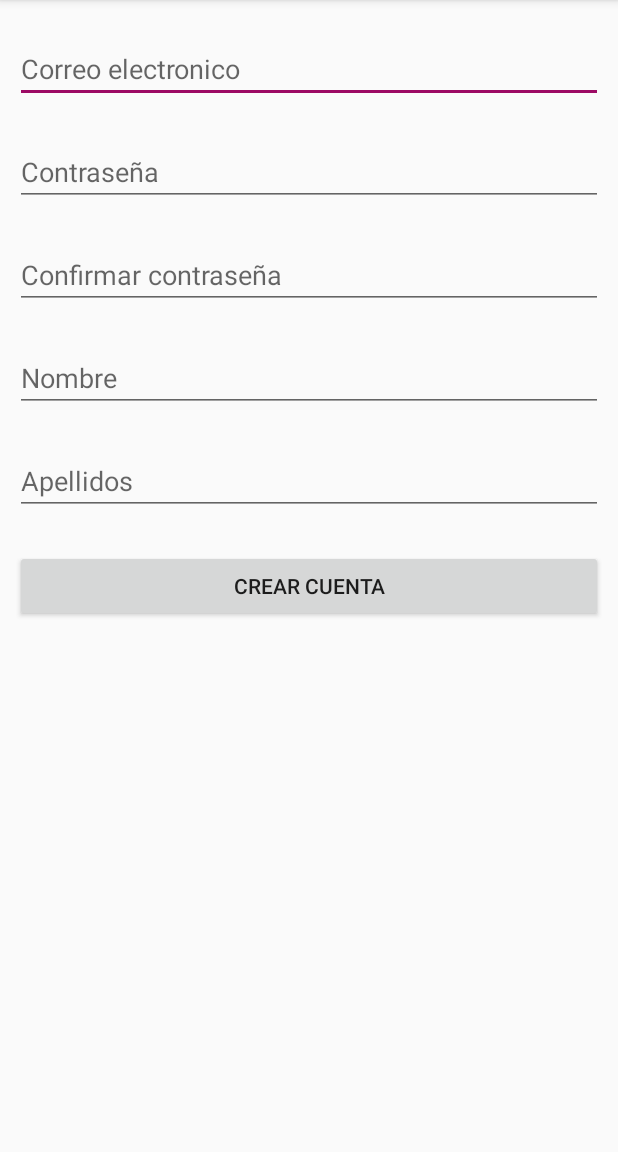
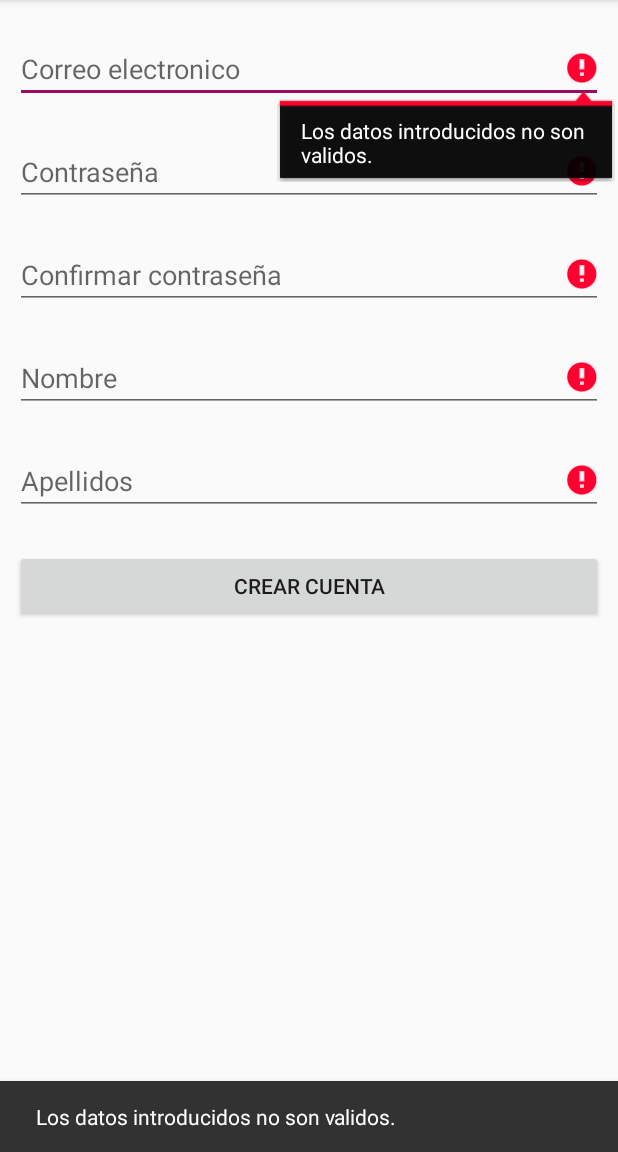
Before and after one commit to IanMendozaJaimes/SuperTT, an Android app: the SignInActivity screen opened directly, with no data from a screen before it, after a tap on "CREAR CUENTA", on a phone screen of 412 x 824 dp, the part 84-1236 px from its top. Run offline under Robolectric (Android 15) with nearby library versions, the light colour scheme and no system bars; our stand-ins replace ButterKnife.

```diff
--- a/SuperTTApp/app/src/main/java/com/equipo/superttapp/users/interactor/UserInteractor.java
+++ b/SuperTTApp/app/src/main/java/com/equipo/superttapp/users/interactor/UserInteractor.java
@@ -1,8 +1,10 @@
 package com.equipo.superttapp.users.interactor;
 
+import com.equipo.superttapp.users.model.SignInFormModel;
 import com.equipo.superttapp.users.model.LoginFormModel;
 
 public interface UserInteractor {
     LoginFormModel logIn(LoginFormModel loginFormModel);
     LoginFormModel sendEmail(LoginFormModel loginFormModel);
+    SignInFormModel createAccount(SignInFormModel signInFormModel);
 }
--- a/SuperTTApp/app/src/main/java/com/equipo/superttapp/users/interactor/UserInteractorImpl.java
+++ b/SuperTTApp/app/src/main/java/com/equipo/superttapp/users/interactor/UserInteractorImpl.java
@@ -1,6 +1,7 @@
 package com.equipo.superttapp.users.interactor;
 
 import com.equipo.superttapp.users.model.LoginFormModel;
+import com.equipo.superttapp.users.model.SignInFormModel;
 import com.equipo.superttapp.users.repository.UserRepository;
 import com.equipo.superttapp.users.repository.UserRepositoryImpl;
 import com.equipo.superttapp.util.RN002;
@@ -12,6 +13,7 @@ public class UserInteractorImpl implements UserInteractor {
     public UserInteractorImpl() {
         repository = new UserRepositoryImpl();
     }
+
     @Override
     public LoginFormModel logIn(LoginFormModel loginFormModel) {
         Integer resultado = ResultCodes.ERROR;
@@ -32,4 +34,22 @@ public class UserInteractorImpl implements UserInteractor {
         loginFormModel.setResultCode(resultado);
         return loginFormModel;
     }
+
+    @Override
+    public SignInFormModel createAccount(SignInFormModel model) {
+        Integer resultado = ResultCodes.ERROR;
+        model.setValidPassword(RN002.isPasswordValid(model.getPassword()));
+        model.setValidEmail(RN002.isEmailValid(model.getEmail()));
+        model.setValidSecondPassword(RN002.isSecondPasswordValid(
+                model.getPassword(), model.getSecondPassword()));
+        model.setValidName(RN002.isNameValid(model.getName()));
+        model.setValidLastName(RN002.isLastnameValid(model.getLastname()));
+        if (model.isValidPassword() && model.isValidEmail() && model.isValidName()
+                && model.isValidName() && model.isValidLastName()) {
+            resultado = repository.createAccount(model.getEmail(), model.getPassword(),
+                    model.getName(), model.getLastname());
+        }
+        model.setResultCode(resultado);
+        return model;
+    }
 }
--- a/SuperTTApp/app/src/main/java/com/equipo/superttapp/users/model/LoginFormModel.java
+++ b/SuperTTApp/app/src/main/java/com/equipo/superttapp/users/model/LoginFormModel.java
@@ -1,9 +1,11 @@
 package com.equipo.superttapp.users.model;
+
+import com.equipo.superttapp.util.ResultCodes;
 
 public class LoginFormModel {
     private String email;
     private String password;
-    private Integer resultCode;
+    private Integer resultCode = ResultCodes.ERROR;
     private Boolean isValidEmail = false;
     private Boolean isValidPassword = false;
 
--- /dev/null
+++ b/SuperTTApp/app/src/main/java/com/equipo/superttapp/users/model/SignInFormModel.java
@@ -0,0 +1,59 @@
+package com.equipo.superttapp.users.model;
+
+public class SignInFormModel extends LoginFormModel{
+    private String secondPassword;
+    private String name;
+    private String lastname;
+    private Boolean validLastName;
+    private Boolean validName;
+    private Boolean validSecondPassword;
+
+    public String getSecondPassword() {
+        return secondPassword;
+    }
+
+    public void setSecondPassword(String secondPassword) {
+        this.secondPassword = secondPassword;
+    }
+
+
+    public String getName() {
+        return name;
+    }
+
+    public void setName(String name) {
+        this.name = name;
+    }
+
+    public String getLastname() {
+        return lastname;
+    }
+
+    public void setLastname(String lastname) {
+        this.lastname = lastname;
+    }
+
+    public Boolean isValidLastName() {
+        return validLastName;
+    }
+
+    public void setValidLastName(Boolean validLastName) {
+        this.validLastName = validLastName;
+    }
+
+    public Boolean isValidName() {
+        return validName;
+    }
+
+    public void setValidName(Boolean validName) {
+        this.validName = validName;
+    }
+
+    public Boolean isValidSecondPassword() {
+        return validSecondPassword;
+    }
+
+    public void setValidSecondPassword(Boolean validSecondPassword) {
+        this.validSecondPassword = validSecondPassword;
+    }
+}
--- a/SuperTTApp/app/src/main/java/com/equipo/superttapp/users/presenter/LoginPresenterImpl.java
+++ b/SuperTTApp/app/src/main/java/com/equipo/superttapp/users/presenter/LoginPresenterImpl.java
@@ -14,6 +14,7 @@ public class LoginPresenterImpl implements LoginPresenter{
         this.view = loginView;
         this.interactor = new UserInteractorImpl();
     }
+
     @Override
     public void logIn(LoginFormModel loginFormModel) {
         view.showProgressBar();
--- /dev/null
+++ b/SuperTTApp/app/src/main/java/com/equipo/superttapp/users/presenter/SignInPresenter.java
@@ -0,0 +1,8 @@
+package com.equipo.superttapp.users.presenter;
+
+import com.equipo.superttapp.users.model.SignInFormModel;
+
+public interface SignInPresenter {
+    void signIn(SignInFormModel model);
+    void showMessage(SignInFormModel result);
+}
--- /dev/null
+++ b/SuperTTApp/app/src/main/java/com/equipo/superttapp/users/presenter/SignInPresenterImpl.java
@@ -0,0 +1,28 @@
+package com.equipo.superttapp.users.presenter;
+
+import com.equipo.superttapp.users.interactor.UserInteractor;
+import com.equipo.superttapp.users.interactor.UserInteractorImpl;
+import com.equipo.superttapp.users.model.SignInFormModel;
+import com.equipo.superttapp.users.view.SignInView;
+
+public class SignInPresenterImpl implements SignInPresenter {
+    private UserInteractor interactor;
+    private SignInView view;
+
+    public SignInPresenterImpl(SignInView loginView) {
+        this.view = loginView;
+        this.interactor = new UserInteractorImpl();
+    }
+    @Override
+    public void signIn(SignInFormModel model) {
+        view.showProgressBar();
+        model = interactor.createAccount(model);
+        showMessage(model);
+    }
+
+    @Override
+    public void showMessage(SignInFormModel result) {
+        view.hideProgressBar();
+        view.showMessage(result);
+    }
+}
--- a/SuperTTApp/app/src/main/java/com/equipo/superttapp/users/repository/UserRepository.java
+++ b/SuperTTApp/app/src/main/java/com/equipo/superttapp/users/repository/UserRepository.java
@@ -3,4 +3,5 @@ package com.equipo.superttapp.users.repository;
 public interface UserRepository {
     Integer login(String email, String password);
     Integer forgotPassword(String email);
+    Integer createAccount(String email, String password, String nombre, String apellidos);
 }
--- a/SuperTTApp/app/src/main/java/com/equipo/superttapp/users/repository/UserRepositoryImpl.java
+++ b/SuperTTApp/app/src/main/java/com/equipo/superttapp/users/repository/UserRepositoryImpl.java
@@ -16,4 +16,10 @@ public class UserRepositoryImpl implements UserRepository {
         return resultado;
     }
 
+    @Override
+    public Integer createAccount(String email, String password, String nombre, String apellidos) {
+        Integer resultado = ResultCodes.RN003;
+        return resultado;
+    }
+
 }
--- a/SuperTTApp/app/src/main/java/com/equipo/superttapp/users/view/LoginActivity.java
+++ b/SuperTTApp/app/src/main/java/com/equipo/superttapp/users/view/LoginActivity.java
@@ -30,9 +30,9 @@ public class LoginActivity extends AppCompatActivity implements LoginView {
     Button btnRegistrate;
     @BindView(R.id.tv_recuperar_contra)
     TextView tvRecuperarContra;
-    @BindView(R.id.et_email)
+    @BindView(R.id.sign_in_et_email)
     EditText etCorreo;
-    @BindView(R.id.et_contra)
+    @BindView(R.id.sign_in_et_contra)
     EditText etContra;
     @BindView(R.id.pbLogin)
     ProgressBar pbLogin;
--- a/SuperTTApp/app/src/main/java/com/equipo/superttapp/users/view/LoginView.java
+++ b/SuperTTApp/app/src/main/java/com/equipo/superttapp/users/view/LoginView.java
@@ -8,5 +8,5 @@ public interface LoginView {
     void showProgressBar();
     void hideProgressBar();
     void loginError(LoginFormModel error);
-    void goHome();
+    public void goHome();
 }
--- a/SuperTTApp/app/src/main/java/com/equipo/superttapp/users/view/SignInActivity.java
+++ b/SuperTTApp/app/src/main/java/com/equipo/superttapp/users/view/SignInActivity.java
@@ -3,25 +3,89 @@ package com.equipo.superttapp.users.view;
 import android.os.Bundle;
 import android.view.View;
 import android.widget.Button;
+import android.widget.EditText;
+import android.widget.ProgressBar;
 import android.widget.Toast;
 
 import androidx.appcompat.app.AppCompatActivity;
 
 import com.equipo.superttapp.R;
+import com.equipo.superttapp.users.model.LoginFormModel;
+import com.equipo.superttapp.users.model.SignInFormModel;
+import com.equipo.superttapp.users.presenter.SignInPresenter;
+import com.equipo.superttapp.users.presenter.SignInPresenterImpl;
+import com.equipo.superttapp.util.ResultCodes;
+import com.google.android.material.snackbar.Snackbar;
 
 import butterknife.BindView;
 import butterknife.ButterKnife;
 
-public class SignInActivity extends AppCompatActivity {
+public class SignInActivity extends AppCompatActivity implements SignInView{
 
     @BindView(R.id.btn_crear_cuenta)
     Button btnCrearCuenta;
+    @BindView(R.id.pg_sign_in)
+    ProgressBar progressBar;
+    @BindView(R.id.sign_in_et_email)
+    EditText etEmail;
+    @BindView(R.id.sign_in_et_contra)
+    EditText etPassword;
+    @BindView(R.id.sign_in_et_confirmar_contra)
+    EditText etSecondPassword;
+    @BindView(R.id.sign_in_et_nombre)
+    EditText etName;
+    @BindView(R.id.sign_in_et_apellido)
+    EditText etLastname;
+    SignInPresenter presenter;
 
     @Override
     protected void onCreate(Bundle savedInstanceState) {
         super.onCreate(savedInstanceState);
         setContentView(R.layout.activity_sign_in);
         ButterKnife.bind(this);
-        btnCrearCuenta.setOnClickListener(v -> Toast.makeText(SignInActivity.this, "Crear cuenta", Toast.LENGTH_SHORT).show());
+        hideProgressBar();
+        presenter = new SignInPresenterImpl(this);
+        btnCrearCuenta.setOnClickListener(v -> {
+            SignInFormModel model = new SignInFormModel();
+            model.setName(etName.getText().toString());
+            model.setLastname(etLastname.getText().toString());
+            model.setPassword(etSecondPassword.getText().toString());
+            model.setPassword(etPassword.getText().toString());
+            model.setEmail(etEmail.getText().toString());
+            presenter.signIn(model);
+        });
+    }
+
+    @Override
+    public void showProgressBar() {
+        progressBar.setVisibility(View.VISIBLE);
+    }
+
+    @Override
+    public void hideProgressBar() {
+        progressBar.setVisibility(View.GONE);
+    }
+
+    @Override
+    public void showMessage(SignInFormModel result) {
+        Snackbar snackbar = Snackbar.make(findViewById(R.id.cl_activity_sign_in),
+                R.string.msg1_datos_no_validos, Snackbar.LENGTH_LONG);
+        if (result.getResultCode().equals(ResultCodes.RN003))
+            snackbar.setText(R.string.msg4_correo_electronico_ya_registrado);
+        else if (result.getResultCode().equals(ResultCodes.SUCCESS))
+            snackbar.setText(R.string.msg5_verifique_su_cuenta);
+        else {
+            if (!result.isValidEmail())
+                etEmail.setError(getText(R.string.msg1_datos_no_validos));
+            if (!result.isValidPassword())
+                etPassword.setError(getText(R.string.msg1_datos_no_validos));
+            if (!result.isValidSecondPassword())
+                etSecondPassword.setError(getText(R.string.msg1_datos_no_validos));
+            if (!result.isValidName())
+                etName.setError(getText(R.string.msg1_datos_no_validos));
+            if (!result.isValidLastName())
+                etLastname.setError(getText(R.string.msg1_datos_no_validos));
+        }
+        snackbar.show();
     }
 }
--- /dev/null
+++ b/SuperTTApp/app/src/main/java/com/equipo/superttapp/users/view/SignInView.java
@@ -0,0 +1,9 @@
+package com.equipo.superttapp.users.view;
+
+import com.equipo.superttapp.users.model.SignInFormModel;
+
+public interface SignInView {
+    void showProgressBar();
+    void hideProgressBar();
+    void showMessage(SignInFormModel result);
+}
--- a/SuperTTApp/app/src/main/java/com/equipo/superttapp/util/RN002.java
+++ b/SuperTTApp/app/src/main/java/com/equipo/superttapp/util/RN002.java
@@ -19,4 +19,16 @@ public class RN002 {
     public static boolean isPasswordValid(String password) {
         return password != null && password.trim().length() > 5;
     }
+
+    public static boolean isSecondPasswordValid(String password, String secondPassword) {
+        return isPasswordValid(secondPassword) && secondPassword.equals(password);
+    }
+
+    public static Boolean isNameValid(String name) {
+        return name != null && name.length() > 0;
+    }
+
+    public static Boolean isLastnameValid(String lastname) {
+        return lastname != null && lastname.length() > 0;
+    }
 }
--- a/SuperTTApp/app/src/main/java/com/equipo/superttapp/util/ResultCodes.java
+++ b/SuperTTApp/app/src/main/java/com/equipo/superttapp/util/ResultCodes.java
@@ -4,4 +4,5 @@ public class ResultCodes {
     public static final Integer SUCCESS = 1;
     public static final Integer ERROR = -1;
     public static final Integer RN006 = -1006;
+    public static final Integer RN003 = -1003;
 }
--- a/SuperTTApp/app/src/main/res/layout/activity_login.xml
+++ b/SuperTTApp/app/src/main/res/layout/activity_login.xml
@@ -24,7 +24,7 @@
         app:layout_constraintTop_toTopOf="parent" />
 
     <EditText
-        android:id="@+id/et_email"
+        android:id="@+id/sign_in_et_email"
         android:layout_width="0dp"
         android:layout_height="wrap_content"
         android:layout_marginStart="10dp"
@@ -38,7 +38,7 @@
         app:layout_constraintTop_toBottomOf="@+id/textView2" />
 
     <EditText
-        android:id="@+id/et_contra"
+        android:id="@+id/sign_in_et_contra"
         android:layout_width="0dp"
         android:layout_height="46dp"
         android:layout_marginStart="10dp"
@@ -49,7 +49,7 @@
         android:inputType="textPassword"
         app:layout_constraintEnd_toEndOf="parent"
         app:layout_constraintStart_toStartOf="parent"
-        app:layout_constraintTop_toBottomOf="@+id/et_email" />
+        app:layout_constraintTop_toBottomOf="@+id/sign_in_et_email" />
 
     <Button
         android:id="@+id/btn_iniciar_sesion"
@@ -62,7 +62,7 @@
         android:text="@string/label_iniciar_sesion"
         app:layout_constraintEnd_toEndOf="parent"
         app:layout_constraintStart_toStartOf="parent"
-        app:layout_constraintTop_toBottomOf="@+id/et_contra" />
+        app:layout_constraintTop_toBottomOf="@+id/sign_in_et_contra" />
 
     <TextView
         android:id="@+id/tv_recuperar_contra"
--- a/SuperTTApp/app/src/main/res/layout/activity_sign_in.xml
+++ b/SuperTTApp/app/src/main/res/layout/activity_sign_in.xml
@@ -4,10 +4,11 @@
     xmlns:tools="http://schemas.android.com/tools"
     android:layout_width="match_parent"
     android:layout_height="match_parent"
+    android:id="@+id/cl_activity_sign_in"
     tools:context=".users.view.SignInActivity">
 
     <EditText
-        android:id="@+id/et_email"
+        android:id="@+id/sign_in_et_email"
         android:layout_width="0dp"
         android:layout_height="wrap_content"
         android:layout_marginStart="10dp"
@@ -21,7 +22,7 @@
         app:layout_constraintTop_toTopOf="parent" />
 
     <EditText
-        android:id="@+id/et_contra"
+        android:id="@+id/sign_in_et_contra"
         android:layout_width="0dp"
         android:layout_height="wrap_content"
         android:layout_marginStart="10dp"
@@ -32,10 +33,10 @@
         android:inputType="textPassword"
         app:layout_constraintEnd_toEndOf="parent"
         app:layout_constraintStart_toStartOf="parent"
-        app:layout_constraintTop_toBottomOf="@+id/et_email" />
+        app:layout_constraintTop_toBottomOf="@+id/sign_in_et_email" />
 
     <EditText
-        android:id="@+id/et_confirmar_contra"
+        android:id="@+id/sign_in_et_confirmar_contra"
         android:layout_width="0dp"
         android:layout_height="wrap_content"
         android:layout_marginStart="10dp"
@@ -46,10 +47,10 @@
         android:inputType="textPassword"
         app:layout_constraintEnd_toEndOf="parent"
         app:layout_constraintStart_toStartOf="parent"
-        app:layout_constraintTop_toBottomOf="@+id/et_contra" />
+        app:layout_constraintTop_toBottomOf="@+id/sign_in_et_contra" />
 
     <EditText
-        android:id="@+id/et_nombre"
+        android:id="@+id/sign_in_et_nombre"
         android:layout_width="0dp"
         android:layout_height="wrap_content"
         android:layout_marginStart="10dp"
@@ -60,10 +61,10 @@
         android:inputType="textPersonName"
         app:layout_constraintEnd_toEndOf="parent"
         app:layout_constraintStart_toStartOf="parent"
-        app:layout_constraintTop_toBottomOf="@+id/et_confirmar_contra" />
+        app:layout_constraintTop_toBottomOf="@+id/sign_in_et_confirmar_contra" />
 
     <EditText
-        android:id="@+id/et_apellido"
+        android:id="@+id/sign_in_et_apellido"
         android:layout_width="0dp"
         android:layout_height="wrap_content"
         android:layout_marginStart="10dp"
@@ -74,7 +75,7 @@
         android:inputType="textPersonName"
         app:layout_constraintEnd_toEndOf="parent"
         app:layout_constraintStart_toStartOf="parent"
-        app:layout_constraintTop_toBottomOf="@+id/et_nombre" />
+        app:layout_constraintTop_toBottomOf="@+id/sign_in_et_nombre" />
 
     <Button
         android:id="@+id/btn_crear_cuenta"
@@ -86,6 +87,15 @@
         android:text="@string/btn_crear_cuenta"
         app:layout_constraintEnd_toEndOf="parent"
         app:layout_constraintStart_toStartOf="parent"
-        app:layout_constraintTop_toBottomOf="@+id/et_apellido" />
+        app:layout_constraintTop_toBottomOf="@+id/sign_in_et_apellido" />
+
+    <ProgressBar
+        android:id="@+id/pg_sign_in"
+        android:layout_width="match_parent"
+        android:layout_height="wrap_content"
+        android:layout_marginTop="23dp"
+        app:layout_constraintEnd_toEndOf="parent"
+        app:layout_constraintStart_toStartOf="parent"
+        app:layout_constraintTop_toBottomOf="@+id/btn_crear_cuenta" />
 
 </androidx.constraintlayout.widget.ConstraintLayout>
```
